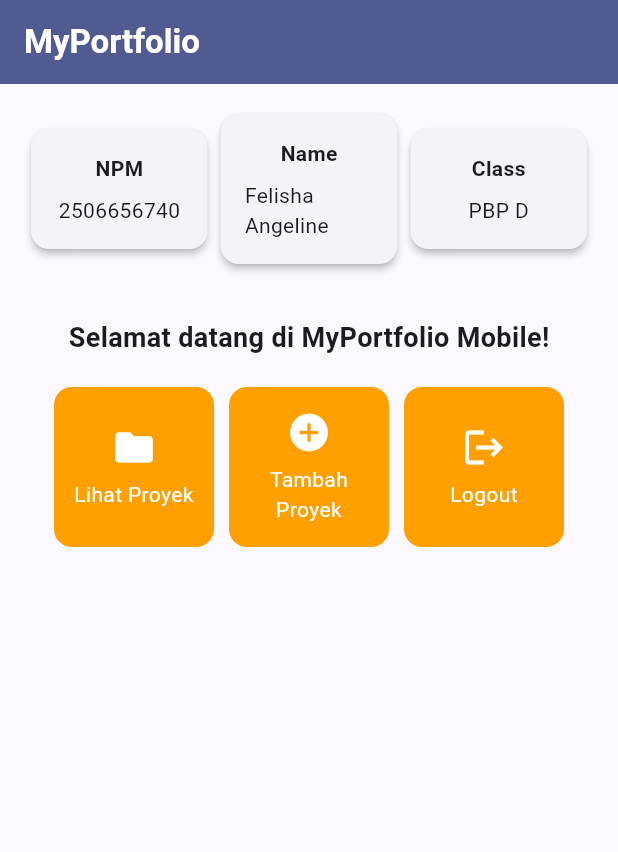
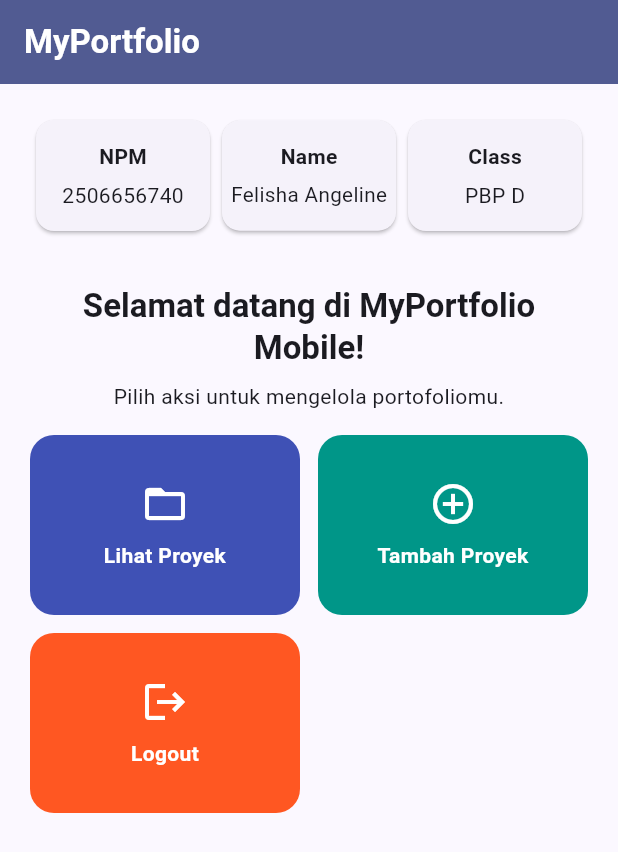
Before and after one commit to felishangeline/myportofolio_mobile, a Flutter app: the screen it shows after launch, on a phone screen of 412 x 824 dp. Shown: the top 852 px of the screen. Run offline on Flutter 3.47's test engine with Material 3 defaults, Android fonts, the phone set to English and light mode, and no system bars.

Commit message:
merapihkan halaman utama dan mengubah warna

```diff
--- a/lib/main.dart
+++ b/lib/main.dart
@@ -35,7 +35,7 @@ class MyApp extends StatelessWidget {
         ),
         useMaterial3: true,
       ),
-      home: MyHomePage(),
+      home: const MyHomePage(),
     );
   }
 }
--- a/lib/menu.dart
+++ b/lib/menu.dart
@@ -1,91 +1,74 @@
 import 'package:flutter/material.dart';
 
 class MyHomePage extends StatelessWidget {
-  MyHomePage({super.key});
+  const MyHomePage({super.key});
 
-  final String npm = "2506656740";
-  final String nama = "Felisha Angeline";
-  final String kelas = "PBP D";
+  final String npm = '2506656740';
+  final String nama = 'Felisha Angeline';
+  final String kelas = 'PBP D';
 
-  final List<ItemHomepage> items = [
-    ItemHomepage("Lihat Proyek", Icons.folder),
-    ItemHomepage("Tambah Proyek", Icons.add_circle),
-    ItemHomepage("Logout", Icons.logout),
+  final List<ItemHomepage> items = const [
+    ItemHomepage('Lihat Proyek', Icons.folder_open, Colors.indigo),
+    ItemHomepage('Tambah Proyek', Icons.add_circle_outline, Colors.teal),
+    ItemHomepage('Logout', Icons.logout, Colors.deepOrange),
   ];
 
   @override
   Widget build(BuildContext context) {
-    // Scaffold menyediakan struktur visual dasar halaman (AppBar, Body, SnackBar).
     return Scaffold(
-      // AppBar menampilkan bar bagian atas halaman aplikasi.
       appBar: AppBar(
         title: const Text(
           'MyPortfolio',
-          style: TextStyle(
-            color: Colors.white,
-            fontWeight: FontWeight.bold,
-          ),
+          style: TextStyle(color: Colors.white, fontWeight: FontWeight.bold),
         ),
         backgroundColor: Theme.of(context).colorScheme.primary,
       ),
-      // Body halaman utama dengan padding di sekelilingnya.
-      body: Padding(
-        padding: const EdgeInsets.all(16.0),
-        child: Column(
-          crossAxisAlignment: CrossAxisAlignment.center,
+      body: ListView(
+        padding: const EdgeInsets.all(20),
         children: [
-            // Baris horizontal untuk menampilkan 3 InfoCard secara sejajar.
           Row(
-              mainAxisAlignment: MainAxisAlignment.spaceEvenly,
             children: [
-                InfoCard(title: 'NPM', content: npm),
-                InfoCard(title: 'Name', content: nama),
-                InfoCard(title: 'Class', content: kelas),
-              ],
+              Expanded(
+                child: InfoCard(title: 'NPM', content: npm),
               ),
-
-            const SizedBox(height: 16.0),
-
-            // Bagian tengah: pesan sambutan dan kisi tombol menu portofolio.
-            Center(
-              child: Column(
-                children: [
-                  const Padding(
-                    padding: EdgeInsets.only(top: 16.0),
-                    child: Text(
-                      'Selamat datang di MyPortfolio Mobile!',
-                      style: TextStyle(
-                        fontWeight: FontWeight.bold,
-                        fontSize: 18.0,
+              Expanded(
+                child: InfoCard(title: 'Name', content: nama),
               ),
-                    ),
-                  ),
-
-                  // GridView menampilkan kartu tombol dalam tata letak kisi 3 kolom.
-                  GridView.count(
-                    primary: true,
-                    padding: const EdgeInsets.all(20),
-                    crossAxisSpacing: 10,
-                    mainAxisSpacing: 10,
-                    crossAxisCount: 3,
-                    // shrinkWrap agar ukuran kisi menyesuaikan tinggi konten anak.
-                    shrinkWrap: true,
-                    children: items.map((ItemHomepage item) {
-                      return ItemCard(item);
-                    }).toList(),
+              Expanded(
+                child: InfoCard(title: 'Class', content: kelas),
               ),
             ],
           ),
+          const SizedBox(height: 32),
+          Text(
+            'Selamat datang di MyPortfolio Mobile!',
+            textAlign: TextAlign.center,
+            style: Theme.of(context).textTheme.titleLarge
+                ?.copyWith(fontWeight: FontWeight.bold),
+          ),
+          const SizedBox(height: 8),
+          Text(
+            'Pilih aksi untuk mengelola portofoliomu.',
+            textAlign: TextAlign.center,
+            style: Theme.of(context).textTheme.bodyMedium,
+          ),
+          const SizedBox(height: 16),
+          GridView.count(
+            crossAxisCount: 2,
+            crossAxisSpacing: 12,
+            mainAxisSpacing: 12,
+            childAspectRatio: 1.5,
+            shrinkWrap: true,
+            physics: const NeverScrollableScrollPhysics(),
+            children: items.map((item) => ItemCard(item)).toList(),
           ),
         ],
-        ),
       ),
     );
   }
 }
 
 class InfoCard extends StatelessWidget {
-  // Kartu informasi yang menampilkan judul (title) dan isi (content).
   final String title;
   final String content;
 
@@ -94,21 +77,17 @@ class InfoCard extends StatelessWidget {
   @override
   Widget build(BuildContext context) {
     return Card(
-      // Memberikan efek bayangan kartu elevasi 2 unit.
-      elevation: 2.0,
-      child: Container(
-        // Menyesuaikan lebar kartu dengan proporsi layar (dibagi 3.5).
-        width: MediaQuery.of(context).size.width / 3.5,
-        padding: const EdgeInsets.all(16.0),
-        // Menyusun teks title dan content secara vertikal.
+      elevation: 1,
+      child: Padding(
+        padding: const EdgeInsets.symmetric(vertical: 14, horizontal: 6),
         child: Column(
           children: [
-            Text(
-              title,
-              style: const TextStyle(fontWeight: FontWeight.bold),
+            Text(title, style: const TextStyle(fontWeight: FontWeight.bold)),
+            const SizedBox(height: 6),
+            FittedBox(
+              fit: BoxFit.scaleDown,
+              child: Text(content, textAlign: TextAlign.center),
             ),
-            const SizedBox(height: 8.0),
-            Text(content),
           ],
         ),
       ),
@@ -119,8 +98,9 @@ class InfoCard extends StatelessWidget {
 class ItemHomepage {
   final String name;
   final IconData icon;
+  final Color color;
 
-  ItemHomepage(this.name, this.icon);
+  const ItemHomepage(this.name, this.icon, this.color);
 }
 
 class ItemCard extends StatelessWidget {
@@ -131,38 +111,35 @@ class ItemCard extends StatelessWidget {
   @override
   Widget build(BuildContext context) {
     return Material(
-      // Menggunakan warna sekunder dari skema tema aplikasi.
-      color: Theme.of(context).colorScheme.secondary,
-      borderRadius: BorderRadius.circular(12),
+      color: item.color,
+      borderRadius: BorderRadius.circular(16),
       child: InkWell(
-        // Aksi ketika kartu ditekan oleh pengguna.
+        borderRadius: BorderRadius.circular(16),
         onTap: () {
-          // Menampilkan SnackBar dengan pesan interaktif.
           ScaffoldMessenger.of(context)
             ..hideCurrentSnackBar()
             ..showSnackBar(
-              SnackBar(content: Text("Kamu telah menekan tombol ${item.name}!"))
+              SnackBar(
+                content: Text('Kamu telah menekan tombol ${item.name}!'),
+              ),
             );
         },
-        child: Container(
-          padding: const EdgeInsets.all(8),
-          child: Center(
+        child: Padding(
+          padding: const EdgeInsets.all(12),
           child: Column(
             mainAxisAlignment: MainAxisAlignment.center,
             children: [
-                Icon(
-                  item.icon,
-                  color: Colors.white,
-                  size: 30.0,
-                ),
-                const Padding(padding: EdgeInsets.all(3)),
+              Icon(item.icon, color: Colors.white, size: 32),
+              const SizedBox(height: 8),
               Text(
                 item.name,
                 textAlign: TextAlign.center,
-                  style: const TextStyle(color: Colors.white),
+                style: const TextStyle(
+                  color: Colors.white,
+                  fontWeight: FontWeight.w600,
+                ),
               ),
             ],
-            ),
           ),
         ),
       ),
```
Also changed, not shown: 1 other file. Lines whose indentation alone changed are shown as unchanged.
